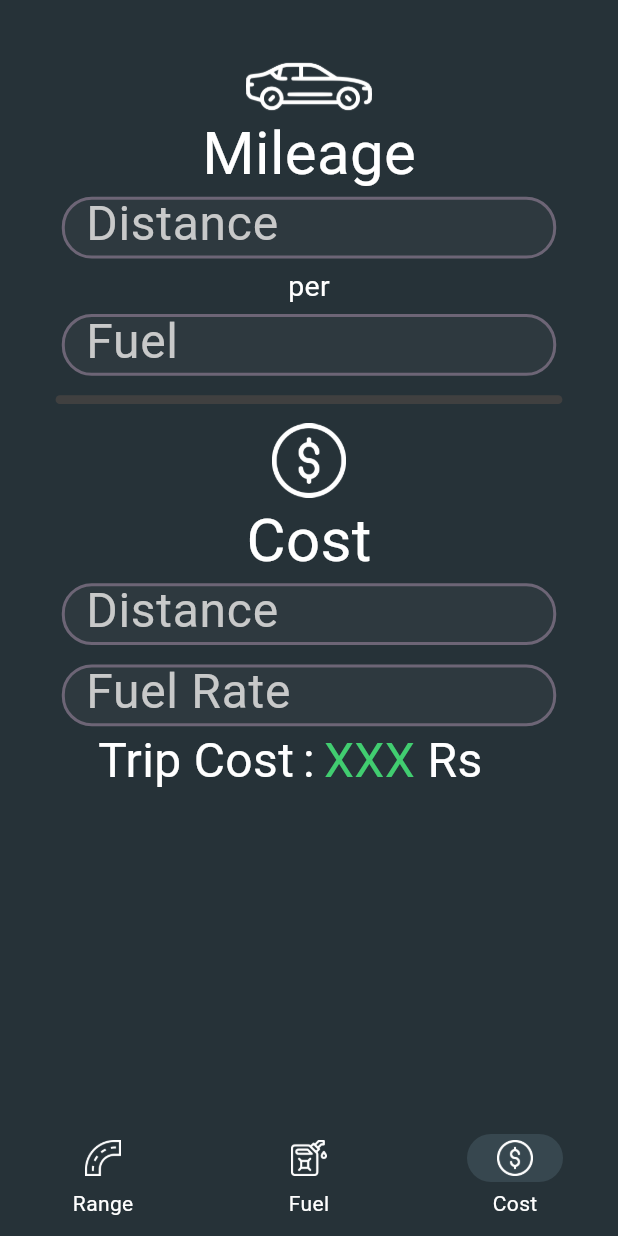
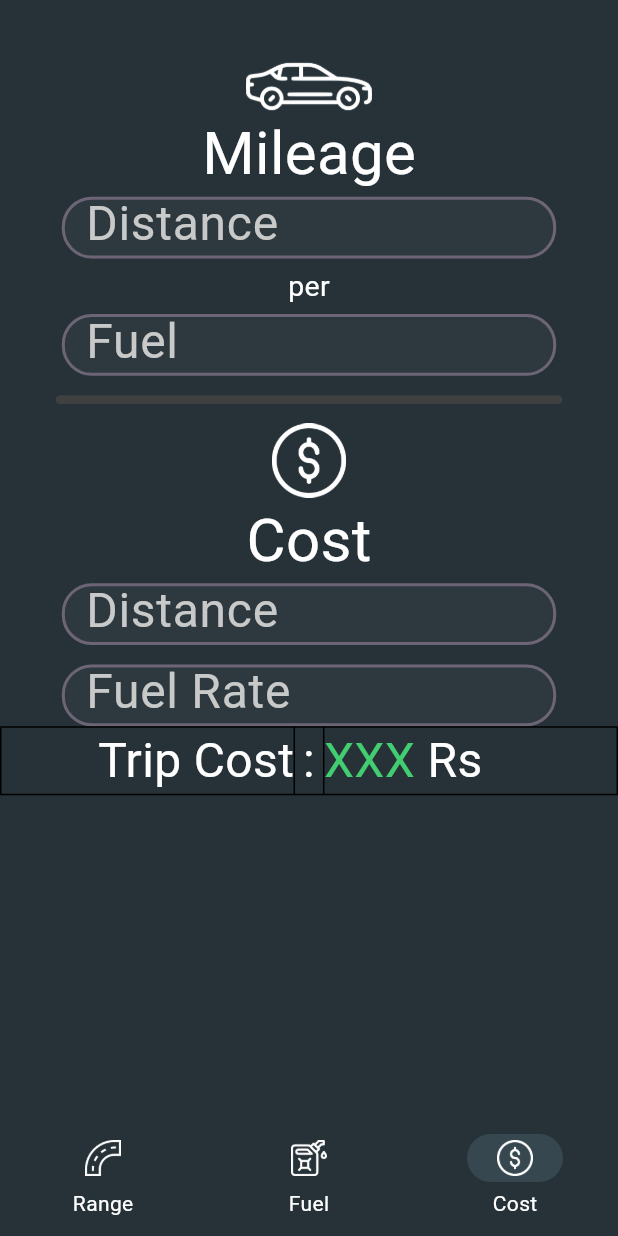
Before and after one commit to GComputeNerd/Fuel-Calc, a Flutter app: the screen it shows after launch, item 3 of the bottom bar chosen, on a phone screen of 412 x 824 dp. Run offline on Flutter 3.47's test engine with Material 3 defaults, Android fonts, the phone set to English and light mode, and no system bars; Roboto replaces fonts that are missing (Iceland).

Commit message:
Added Wrapping to left side text, and distance controllers for fuel and cost tab

```diff
--- a/lib/calculations.dart
+++ b/lib/calculations.dart
@@ -7,8 +7,6 @@ class FuelHandler extends ChangeNotifier {
   final fuelLeft = TextEditingController();
 
   final fuelDistanceController = TextEditingController();
-
-  final costDistanceController = TextEditingController();
   final costRateController = TextEditingController();
 
   int currentMenu = 0;
@@ -20,8 +18,6 @@ class FuelHandler extends ChangeNotifier {
     avgSpeed.dispose();
     fuelLeft.dispose();
     fuelDistanceController.dispose();
-
-    costDistanceController.dispose();
     costRateController.dispose();
 
     super.dispose();
@@ -45,7 +41,7 @@ class FuelHandler extends ChangeNotifier {
     if ( mileage != "XXX" && fuel.isNotEmpty) {
       num range = num.parse(fuel) * num.parse(mileage);
 
-      return range.toString();
+      return range.toStringAsFixed(2);
     } else {
       return "XXX";
     }
@@ -57,7 +53,7 @@ class FuelHandler extends ChangeNotifier {
 
     if (rangeString != "XXX" && speed.isNotEmpty) {
       num timeLeft = num.parse(rangeString) / num.parse(speed);
-      return timeLeft.toString();
+      return timeLeft.toStringAsFixed(2);
     } else {
       return "XXX";
     }
@@ -68,7 +64,7 @@ class FuelHandler extends ChangeNotifier {
     var distance = fuelDistanceController.text.toString();
 
     if (mileage != "XXX" && distance.isNotEmpty) {
-      return (num.parse(distance) / num.parse(mileage)).toString();
+      return (num.parse(distance) / num.parse(mileage)).toStringAsFixed(2);
     } else {
       return "XXX";
     }
@@ -76,13 +72,13 @@ class FuelHandler extends ChangeNotifier {
 
   String getTripCost() {
     var mileage = getMileage();
-    var distance = costDistanceController.text.toString();
+    var distance = fuelDistanceController.text.toString();
     var fuelRate = costRateController.text.toString();
 
     if (mileage != "XXX" && distance.length * fuelRate.length != 0) {
       num distanceRate = num.parse(fuelRate) / num.parse(mileage);
 
-      return (num.parse(distance) * distanceRate).toString();
+      return (num.parse(distance) * distanceRate).toStringAsFixed(2);
     } else {
       return "XXX";
     }
--- a/lib/elements.dart
+++ b/lib/elements.dart
@@ -14,6 +14,8 @@ class Result extends StatelessWidget {
   @override
   Widget build(BuildContext context) {
     return Table(
+      defaultVerticalAlignment: TableCellVerticalAlignment.middle,
+      border: TableBorder.all(),
       columnWidths: const {
         0: FlexColumnWidth(10),
         1: FlexColumnWidth(1),
@@ -24,27 +26,32 @@ class Result extends StatelessWidget {
   }
 }
 
-TableRow resultRow(prefix, result, suffix) {
+TableRow resultRow(prefix, result, suffix, context) {
     TextStyle style = const TextStyle(
         fontFamily: "Iceland",
         fontSize: 32,
         color: Colors.white
       );
 
+    var width = MediaQuery.of(context).size.width;
+
     return TableRow(
       children: [
-        Text(prefix,
-        style: style,
-        textAlign: TextAlign.right,),
+        Container(
+          width: width*0.2,
+          child: Text(prefix,
+          style: style,
+          textAlign: TextAlign.right,),
+        ),
         Text(":",
         style: style,
         textAlign: TextAlign.center,),
         Row(
           children: [
             Text(result, style: const TextStyle(
-              fontFamily: "Iceland",
-            fontSize: 32,
-            color: Color(0xFF41CD70)
+                fontFamily: "Iceland",
+                fontSize: 32,
+                color: Color(0xFF41CD70)
             )),
             Text(" " + suffix, style: style),
           ],
--- a/lib/fuel_sections.dart
+++ b/lib/fuel_sections.dart
@@ -76,8 +76,8 @@ class RangeMenu extends StatelessWidget {
         const SizedBox(height: 5,),
         Result(
           children: [
-            resultRow("Range", fuelState.getRange(), "km"),
-            resultRow("Time Left", fuelState.getTimeLeft(), "hrs")
+            resultRow("Range", fuelState.getRange(), "km", context),
+            resultRow("Time Left", fuelState.getTimeLeft(), "hrs", context)
           ],
         ),
       ],
@@ -112,7 +112,7 @@ class FuelMenu extends StatelessWidget {
             controller: fuelState.fuelDistanceController,
           ),
           Result(
-            children: [resultRow("Fuel Needed", fuelState.getFuelRequired(), "ltr")]
+            children: [resultRow("Fuel Needed", fuelState.getFuelRequired(), "ltr", context)]
           )
       ],
     );
@@ -143,7 +143,7 @@ class CostMenu extends StatelessWidget {
             width: width,
             hintText: "Distance",
             suffix: "km",
-            controller: fuelState.costDistanceController,
+            controller: fuelState.fuelDistanceController,
           ),
           const SizedBox(height: 13,),
           InputBox(
@@ -153,7 +153,7 @@ class CostMenu extends StatelessWidget {
             controller: fuelState.costRateController,
           ),
           Result(
-            children: [resultRow("Trip Cost", fuelState.getTripCost(), "Rs")]
+            children: [resultRow("Trip Cost", fuelState.getTripCost(), "Rs", context)]
           )
       ],
     );
```
Also changed, not shown: 1 other file.
